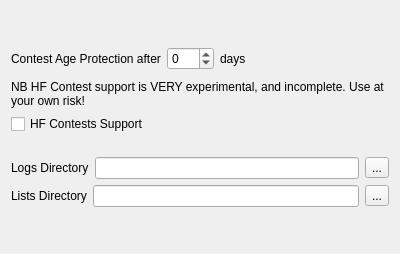
The window that mqt/MqtLogger/defdirsdlg.ui (Rsclub22/Minos2-Mirror) describes before a commit, drawn with Qt 5.
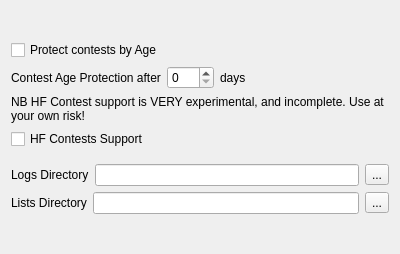
The same window after the commit.

Patch:
```diff
--- a/mqt/MqtLogger/defdirsdlg.ui
+++ b/mqt/MqtLogger/defdirsdlg.ui
@@ -27,6 +27,13 @@
      </property>
     </spacer>
    </item>
+   <item>
+    <widget class="QCheckBox" name="ageCb">
+     <property name="text">
+      <string>Protect contests by Age</string>
+     </property>
+    </widget>
+   </item>
    <item>
     <layout class="QHBoxLayout" name="horizontalLayout">
      <item>
@@ -39,7 +46,7 @@
      <item>
       <widget class="QSpinBox" name="ageSpinner">
        <property name="minimum">
-        <number>-1</number>
+        <number>0</number>
        </property>
        <property name="maximum">
         <number>365</number>
```
